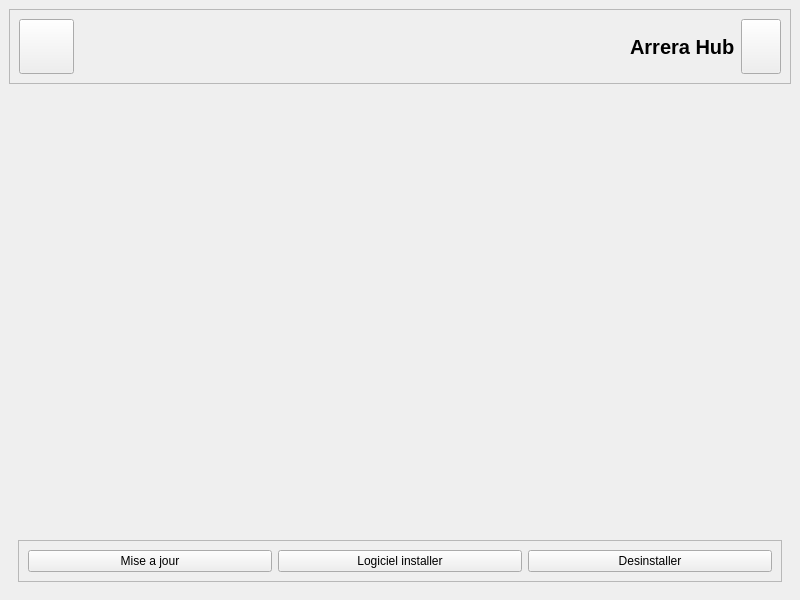
Before: the Qt Designer form gui/hub_gui.ui in Arrera-Software/arrera_hub, drawn with Qt 5.
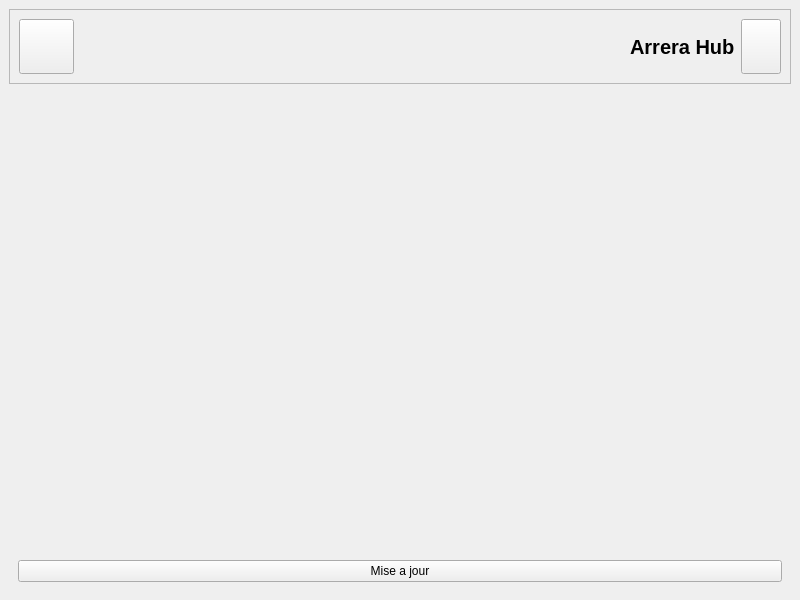
After: the same form once the commit is applied. Icons and pictures are not drawn. Custom widgets are drawn as their Qt base class.

Commit message: Creation du gui pour l'affichage des application

```diff
--- a/gui/hub_gui.ui
+++ b/gui/hub_gui.ui
@@ -121,21 +121,6 @@
          </widget>
         </item>
         <item>
-         <widget class="RoundedFrame" name="frame_2">
-          <property name="maximumSize">
-           <size>
-            <width>16777215</width>
-            <height>75</height>
-           </size>
-          </property>
-          <property name="frameShape">
-           <enum>QFrame::Shape::StyledPanel</enum>
-          </property>
-          <property name="frameShadow">
-           <enum>QFrame::Shadow::Raised</enum>
-          </property>
-          <layout class="QHBoxLayout" name="horizontalLayout_5">
-           <item>
             <widget class="APushButton" name="BTN_SOFT_UPDATE">
              <property name="text">
               <string>Mise a jour</string>
@@ -144,31 +129,6 @@
               <iconset resource="ressource.qrc">
                <normaloff>:/gui/asset/icone/gui/update_soft.png</normaloff>:/gui/asset/icone/gui/update_soft.png</iconset>
              </property>
-            </widget>
-           </item>
-           <item>
-            <widget class="APushButton" name="BTN_SOFT_INSTALLED">
-             <property name="text">
-              <string>Logiciel installer</string>
-             </property>
-             <property name="icon">
-              <iconset resource="ressource.qrc">
-               <normaloff>:/gui/asset/icone/gui/install.png</normaloff>:/gui/asset/icone/gui/install.png</iconset>
-             </property>
-            </widget>
-           </item>
-           <item>
-            <widget class="APushButton" name="BTN_UNINSTALL_SOFT">
-             <property name="text">
-              <string>Desinstaller</string>
-             </property>
-             <property name="icon">
-              <iconset resource="ressource.qrc">
-               <normaloff>:/gui/asset/icone/gui/uninstall.png</normaloff>:/gui/asset/icone/gui/uninstall.png</iconset>
-             </property>
-            </widget>
-           </item>
-          </layout>
          </widget>
         </item>
        </layout>
```
Lines whose indentation alone changed are shown as unchanged. The commit also changes 2 other files.
